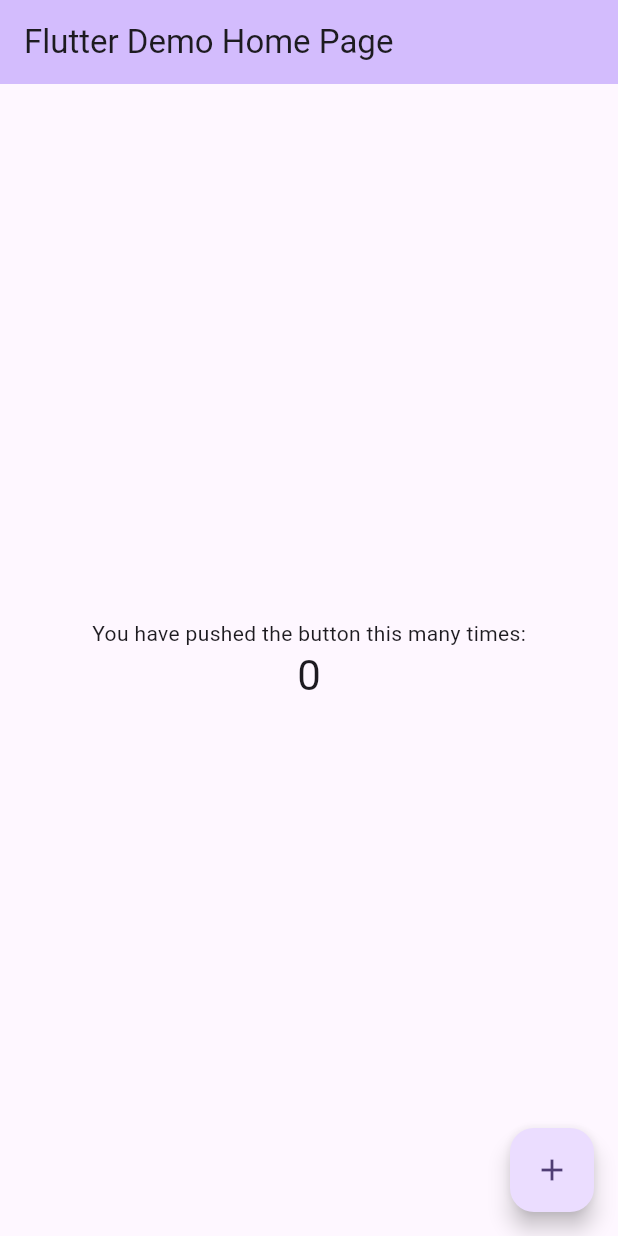
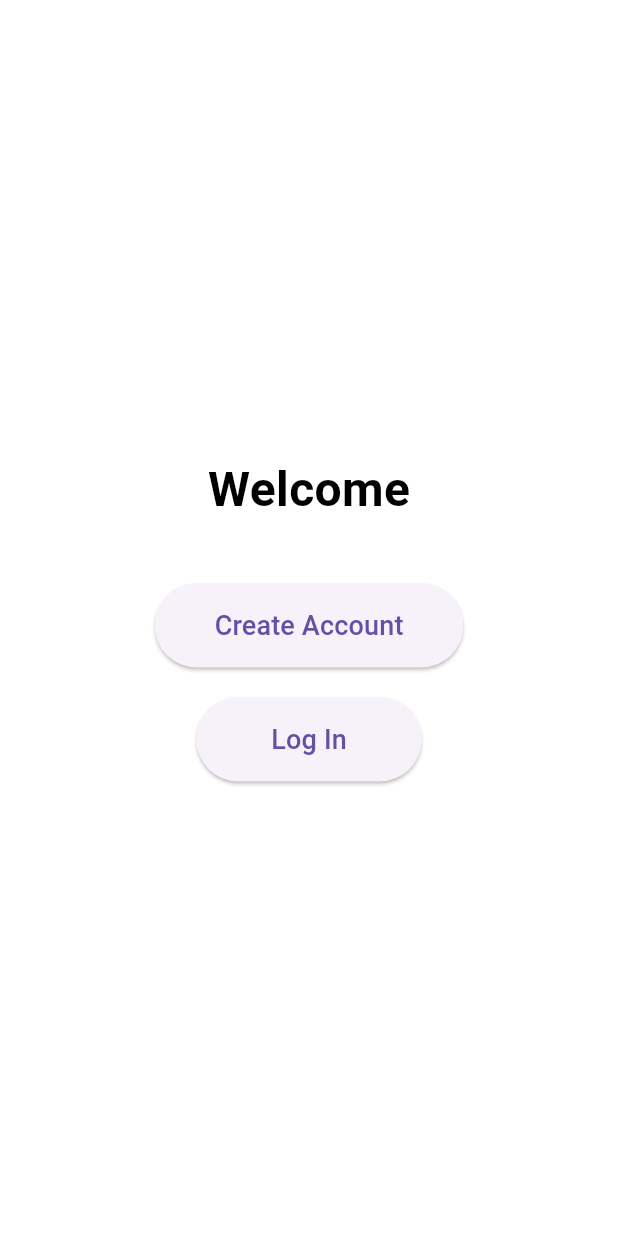
Before and after one commit to Scizor777/Food_Redistribute, a Flutter app: the screen it shows after launch, on a phone screen of 412 x 824 dp. Run offline on Flutter 3.47's test engine with Material 3 defaults, Android fonts, the phone set to English and light mode, and no system bars.

Commit message:
login buttons no authentication

```diff
--- a/FRONTEND/project/lib/main.dart
+++ b/FRONTEND/project/lib/main.dart
@@ -7,119 +7,133 @@ void main() {
 class MyApp extends StatelessWidget {
   const MyApp({super.key});
 
-  // This widget is the root of your application.
   @override
   Widget build(BuildContext context) {
     return MaterialApp(
-      title: 'Flutter Demo',
+      debugShowCheckedModeBanner: false,
+      title: 'Firebase Auth UI',
       theme: ThemeData(
-        // This is the theme of your application.
-        //
-        // TRY THIS: Try running your application with "flutter run". You'll see
-        // the application has a purple toolbar. Then, without quitting the app,
-        // try changing the seedColor in the colorScheme below to Colors.green
-        // and then invoke "hot reload" (save your changes or press the "hot
-        // reload" button in a Flutter-supported IDE, or press "r" if you used
-        // the command line to start the app).
-        //
-        // Notice that the counter didn't reset back to zero; the application
-        // state is not lost during the reload. To reset the state, use hot
-        // restart instead.
-        //
-        // This works for code too, not just values: Most code changes can be
-        // tested with just a hot reload.
-        colorScheme: ColorScheme.fromSeed(seedColor: Colors.deepPurple),
-        useMaterial3: true,
+        primarySwatch: Colors.blue,
+        scaffoldBackgroundColor: Colors.white,
       ),
-      home: const MyHomePage(title: 'Flutter Demo Home Page'),
+      home: const HomeScreen(),
     );
   }
 }
 
-class MyHomePage extends StatefulWidget {
-  const MyHomePage({super.key, required this.title});
-
-  // This widget is the home page of your application. It is stateful, meaning
-  // that it has a State object (defined below) that contains fields that affect
-  // how it looks.
-
-  // This class is the configuration for the state. It holds the values (in this
-  // case the title) provided by the parent (in this case the App widget) and
-  // used by the build method of the State. Fields in a Widget subclass are
-  // always marked "final".
-
-  final String title;
-
-  @override
-  State<MyHomePage> createState() => _MyHomePageState();
-}
-
-class _MyHomePageState extends State<MyHomePage> {
-  int _counter = 0;
-
-  void _incrementCounter() {
-    setState(() {
-      // This call to setState tells the Flutter framework that something has
-      // changed in this State, which causes it to rerun the build method below
-      // so that the display can reflect the updated values. If we changed
-      // _counter without calling setState(), then the build method would not be
-      // called again, and so nothing would appear to happen.
-      _counter++;
-    });
-  }
+class HomeScreen extends StatelessWidget {
+  const HomeScreen({super.key});
 
   @override
   Widget build(BuildContext context) {
-    // This method is rerun every time setState is called, for instance as done
-    // by the _incrementCounter method above.
-    //
-    // The Flutter framework has been optimized to make rerunning build methods
-    // fast, so that you can just rebuild anything that needs updating rather
-    // than having to individually change instances of widgets.
     return Scaffold(
-      appBar: AppBar(
-        // TRY THIS: Try changing the color here to a specific color (to
-        // Colors.amber, perhaps?) and trigger a hot reload to see the AppBar
-        // change color while the other colors stay the same.
-        backgroundColor: Theme.of(context).colorScheme.inversePrimary,
-        // Here we take the value from the MyHomePage object that was created by
-        // the App.build method, and use it to set our appbar title.
-        title: Text(widget.title),
-      ),
       body: Center(
-        // Center is a layout widget. It takes a single child and positions it
-        // in the middle of the parent.
         child: Column(
-          // Column is also a layout widget. It takes a list of children and
-          // arranges them vertically. By default, it sizes itself to fit its
-          // children horizontally, and tries to be as tall as its parent.
-          //
-          // Column has various properties to control how it sizes itself and
-          // how it positions its children. Here we use mainAxisAlignment to
-          // center the children vertically; the main axis here is the vertical
-          // axis because Columns are vertical (the cross axis would be
-          // horizontal).
-          //
-          // TRY THIS: Invoke "debug painting" (choose the "Toggle Debug Paint"
-          // action in the IDE, or press "p" in the console), to see the
-          // wireframe for each widget.
           mainAxisAlignment: MainAxisAlignment.center,
-          children: <Widget>[
+          children: [
             const Text(
-              'You have pushed the button this many times:',
+              'Welcome',
+              style: TextStyle(fontSize: 32, fontWeight: FontWeight.bold, color: Colors.black),
             ),
-            Text(
-              '$_counter',
-              style: Theme.of(context).textTheme.headlineMedium,
+            const SizedBox(height: 40),
+            ElevatedButton(
+              style: ElevatedButton.styleFrom(
+                padding: const EdgeInsets.symmetric(horizontal: 40, vertical: 15),
+                shape: RoundedRectangleBorder(borderRadius: BorderRadius.circular(30)),
+              ),
+              onPressed: () => Navigator.push(
+                context,
+                MaterialPageRoute(builder: (context) => const AuthScreen(isLogin: false)),
+              ),
+              child: const Text('Create Account', style: TextStyle(fontSize: 18)),
+            ),
+            const SizedBox(height: 20),
+            ElevatedButton(
+              style: ElevatedButton.styleFrom(
+                padding: const EdgeInsets.symmetric(horizontal: 50, vertical: 15),
+                shape: RoundedRectangleBorder(borderRadius: BorderRadius.circular(30)),
+              ),
+              onPressed: () => Navigator.push(
+                context,
+                MaterialPageRoute(builder: (context) => const AuthScreen(isLogin: true)),
+              ),
+              child: const Text('Log In', style: TextStyle(fontSize: 18)),
             ),
           ],
         ),
       ),
-      floatingActionButton: FloatingActionButton(
-        onPressed: _incrementCounter,
-        tooltip: 'Increment',
-        child: const Icon(Icons.add),
-      ), // This trailing comma makes auto-formatting nicer for build methods.
     );
   }
 }
+
+class AuthScreen extends StatefulWidget {
+  final bool isLogin;
+  const AuthScreen({super.key, required this.isLogin});
+
+  @override
+  _AuthScreenState createState() => _AuthScreenState();
+}
+
+class _AuthScreenState extends State<AuthScreen> {
+  final TextEditingController _emailController = TextEditingController();
+  final TextEditingController _passwordController = TextEditingController();
+
+  @override
+  Widget build(BuildContext context) {
+    return Scaffold(
+      appBar: AppBar(
+        title: Text(widget.isLogin ? 'Log In' : 'Create Account'),
+        leading: IconButton(
+          icon: const Icon(Icons.arrow_back),
+          onPressed: () => Navigator.pop(context),
+        ),
+      ),
+      body: Padding(
+        padding: const EdgeInsets.all(20.0),
+        child: Center(
+          child: Column(
+            mainAxisAlignment: MainAxisAlignment.center,
+            crossAxisAlignment: CrossAxisAlignment.start,
+            children: [
+              TextField(
+                controller: _emailController,
+                decoration: InputDecoration(
+                  labelText: 'Email',
+                  border: OutlineInputBorder(borderRadius: BorderRadius.circular(10)),
+                  prefixIcon: const Icon(Icons.email),
+                ),
+                keyboardType: TextInputType.emailAddress,
+              ),
+              const SizedBox(height: 15),
+              TextField(
+                controller: _passwordController,
+                decoration: InputDecoration(
+                  labelText: 'Password',
+                  border: OutlineInputBorder(borderRadius: BorderRadius.circular(10)),
+                  prefixIcon: const Icon(Icons.lock),
+                ),
+                obscureText: true,
+              ),
+              const SizedBox(height: 25),
+              Center(
+                child: ElevatedButton(
+                  style: ElevatedButton.styleFrom(
+                    padding: const EdgeInsets.symmetric(horizontal: 50, vertical: 15),
+                    shape: RoundedRectangleBorder(borderRadius: BorderRadius.circular(30)),
+                  ),
+                  onPressed: () {
+                    String email = _emailController.text.trim();
+                    String password = _passwordController.text.trim();
+                    print(widget.isLogin ? 'Logging in $email' : 'Creating account for $email');
+                    // Firebase authentication logic will be added here.
+                  },
+                  child: Text(widget.isLogin ? 'Log In' : 'Sign Up', style: const TextStyle(fontSize: 18)),
+                ),
+              ),
+            ],
+          ),
+        ),
+      ),
+    );
+  }
+}
--- a/FRONTEND/project/pubspec.yaml
+++ b/FRONTEND/project/pubspec.yaml
@@ -30,6 +30,9 @@ environment:
 dependencies:
   flutter:
     sdk: flutter
+  firebase_core: ^2.28.0
+  firebase_auth: ^4.19.4
+  fluttertoast: ^8.2.4
 
 
   # The following adds the Cupertino Icons font to your application.
```
Also changed, not shown: FRONTEND/project/pubspec.lock, 5 other files.
